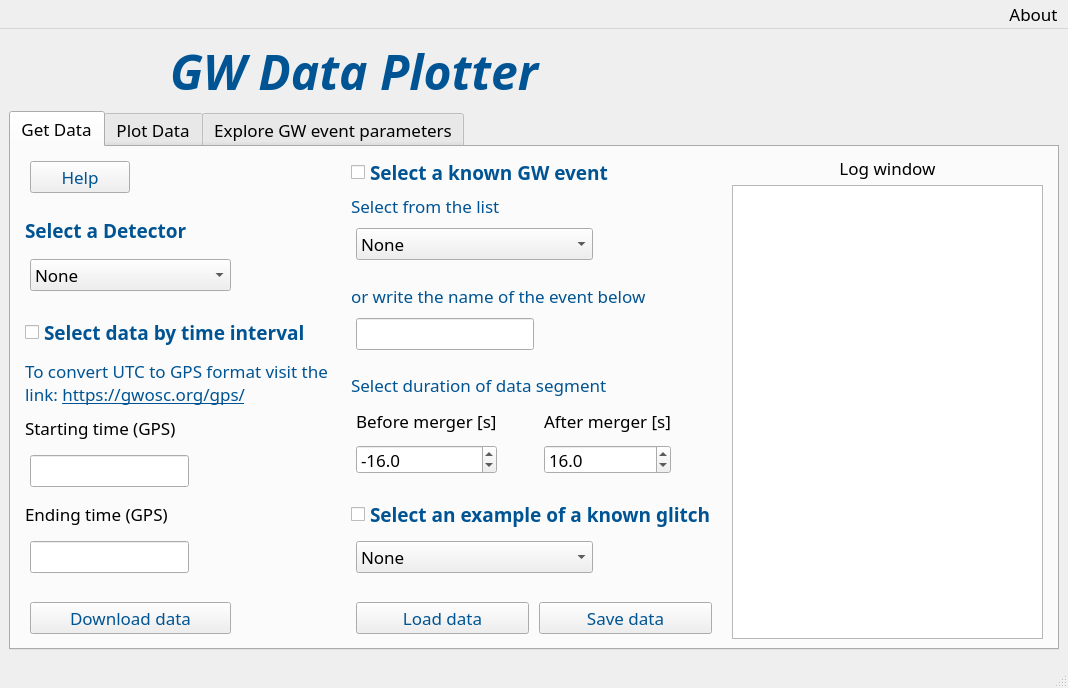
The window that layout.ui (piosif/GW_Data_Plotter_test_doc_sphinx) describes before a commit, drawn with Qt 5.
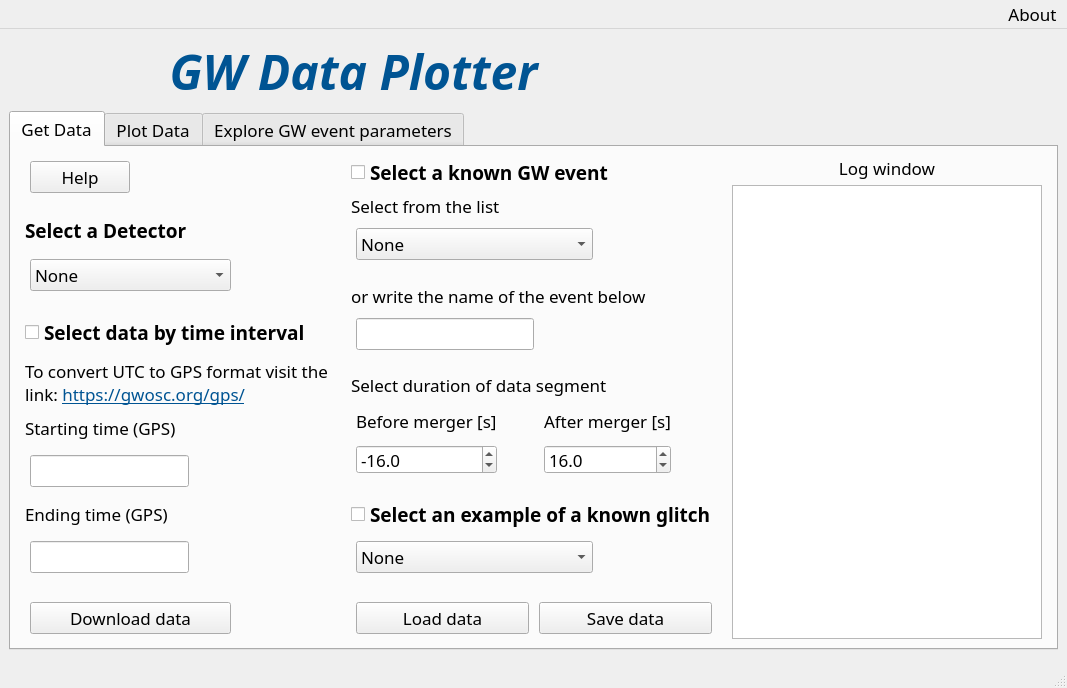
The same window after the commit. Icons and pictures are not drawn.

Commit message: reorganize filenames of layouts

```diff
--- a/layout.ui
+++ b/layout.ui
@@ -6,7 +6,7 @@
    <rect>
     <x>0</x>
     <y>0</y>
-    <width>1068</width>
+    <width>1067</width>
     <height>688</height>
    </rect>
   </property>
@@ -101,10 +101,7 @@
                  </font>
                 </property>
                 <property name="toolTip">
-                 <string>&lt;html&gt;&lt;head/&gt;&lt;body&gt;&lt;p&gt;&lt;span style=&quot;color: #005493; font-size: 15px;&quot;&gt;Displays help contents for the &quot;Get Data&quot; tab.&lt;/span&gt;&lt;/p&gt;&lt;/body&gt;&lt;/html&gt;</string>
-                </property>
-                <property name="styleSheet">
-                 <string notr="true">color:rgb(0, 84, 147);</string>
+                 <string>&lt;html&gt;&lt;head/&gt;&lt;body&gt;&lt;p&gt;&lt;span style=&quot;font-size: 15px;&quot;&gt;Displays help contents for the &quot;Get Data&quot; tab.&lt;/span&gt;&lt;/p&gt;&lt;/body&gt;&lt;/html&gt;</string>
                 </property>
                 <property name="text">
                  <string>Help</string>
@@ -149,7 +146,7 @@
                </font>
               </property>
               <property name="text">
-               <string>&lt;html&gt;&lt;head/&gt;&lt;body&gt;&lt;p&gt;&lt;span style=&quot; color:#005493;&quot;&gt;Select a Detector&lt;/span&gt;&lt;/p&gt;&lt;/body&gt;&lt;/html&gt;</string>
+               <string>&lt;html&gt;&lt;head/&gt;&lt;body&gt;&lt;p&gt;Select a Detector&lt;/p&gt;&lt;/body&gt;&lt;/html&gt;</string>
               </property>
              </widget>
             </item>
@@ -237,7 +234,7 @@
                <string>&lt;html&gt;&lt;head/&gt;&lt;body&gt;&lt;p&gt;&lt;span style=&quot; font-size:15px;&quot;&gt;Select this option to download data by specifying a GPS time interval.&lt;/span&gt;&lt;/p&gt;&lt;/body&gt;&lt;/html&gt;</string>
               </property>
               <property name="styleSheet">
-               <string notr="true">color: #005493</string>
+               <string notr="true"/>
               </property>
               <property name="text">
                <string>Select data by time interval</string>
@@ -256,10 +253,7 @@
                </font>
               </property>
               <property name="styleSheet">
-               <string notr="true">QLabel {
-    color: #005493;  /* Blue color when enabled */
-}
-QLabel:disabled {
+               <string notr="true">QLabel:disabled {
     color: #A0A0A0;  /* Grey color when disabled */
 }
 QLabel:disabled a {
@@ -408,9 +402,6 @@
                 <property name="toolTip">
                  <string>&lt;html&gt;&lt;head/&gt;&lt;body&gt;&lt;p&gt;&lt;span style=&quot; font-size:15px;&quot;&gt;Download the data and save them in memory for later plotting (no file will be saved in your PC yet).&lt;/span&gt;&lt;/p&gt;&lt;/body&gt;&lt;/html&gt;</string>
                 </property>
-                <property name="styleSheet">
-                 <string notr="true">color:rgb(0, 84, 147);</string>
-                </property>
                 <property name="text">
                  <string>Download data</string>
                 </property>
@@ -456,9 +447,6 @@
               <property name="toolTip">
                <string>&lt;html&gt;&lt;head/&gt;&lt;body&gt;&lt;p&gt;&lt;span style=&quot; font-size:15px;&quot;&gt;Select this option to download data by specifying the event name.&lt;/span&gt;&lt;/p&gt;&lt;/body&gt;&lt;/html&gt;</string>
               </property>
-              <property name="styleSheet">
-               <string notr="true">color: #005493</string>
-              </property>
               <property name="text">
                <string>Select a known GW event</string>
               </property>
@@ -476,10 +464,7 @@
                </font>
               </property>
               <property name="styleSheet">
-               <string notr="true">QLabel {
-    color: #005493;  /* Blue color when enabled */
-}
-QLabel:disabled {
+               <string notr="true">QLabel:disabled {
     color: #A0A0A0;  /* Grey color when disabled */
 }</string>
               </property>
@@ -554,10 +539,7 @@
                </font>
               </property>
               <property name="styleSheet">
-               <string notr="true">QLabel {
-    color: #005493;  /* Blue color when enabled */
-}
-QLabel:disabled {
+               <string notr="true">QLabel:disabled {
     color: #A0A0A0;  /* Grey color when disabled */
 }</string>
               </property>
@@ -623,10 +605,7 @@
                </font>
               </property>
               <property name="styleSheet">
-               <string notr="true">QLabel {
-    color: #005493;  /* Blue color when enabled */
-}
-QLabel:disabled {
+               <string notr="true">QLabel:disabled {
     color: #A0A0A0;  /* Grey color when disabled */
 }</string>
               </property>
@@ -810,9 +789,6 @@
               <property name="toolTip">
                <string>&lt;html&gt;&lt;head/&gt;&lt;body&gt;&lt;p&gt;&lt;span style=&quot; font-size:15px;&quot;&gt;Select this option to download data for a known glitch.&lt;/span&gt;&lt;/p&gt;&lt;/body&gt;&lt;/html&gt;</string>
               </property>
-              <property name="styleSheet">
-               <string notr="true">color: #005493</string>
-              </property>
               <property name="text">
                <string>Select an example of a known glitch</string>
               </property>
@@ -905,9 +881,6 @@
                 <property name="toolTip">
                  <string>&lt;html&gt;&lt;head/&gt;&lt;body&gt;&lt;p&gt;&lt;span style=&quot;font-size:15px;&quot;&gt;Loads data previously downloaded with the App or GWOSC.&lt;/span&gt;&lt;/p&gt;&lt;/body&gt;&lt;/html&gt;</string>
                 </property>
-                <property name="styleSheet">
-                 <string notr="true">color:rgb(0, 84, 147);</string>
-                </property>
                 <property name="text">
                  <string>Load data</string>
                 </property>
@@ -924,9 +897,6 @@
                 <property name="toolTip">
                  <string>&lt;html&gt;&lt;head/&gt;&lt;body&gt;&lt;p&gt;&lt;span style=&quot;font-size:15px;&quot;&gt;Saves the data in one of the supported formats (hdf5, gwf or txt).&lt;/span&gt;&lt;/p&gt;&lt;/body&gt;&lt;/html&gt;</string>
                 </property>
-                <property name="styleSheet">
-                 <string notr="true">color:rgb(0, 84, 147);</string>
-                </property>
                 <property name="text">
                  <string>Save data</string>
                 </property>
@@ -2573,7 +2543,7 @@
     <rect>
      <x>0</x>
      <y>0</y>
-     <width>1068</width>
+     <width>1067</width>
      <height>26</height>
     </rect>
    </property>
```
Left out of the diff: 84 changed lines with no effect on the pictures. The commit also changes 2 other files.
